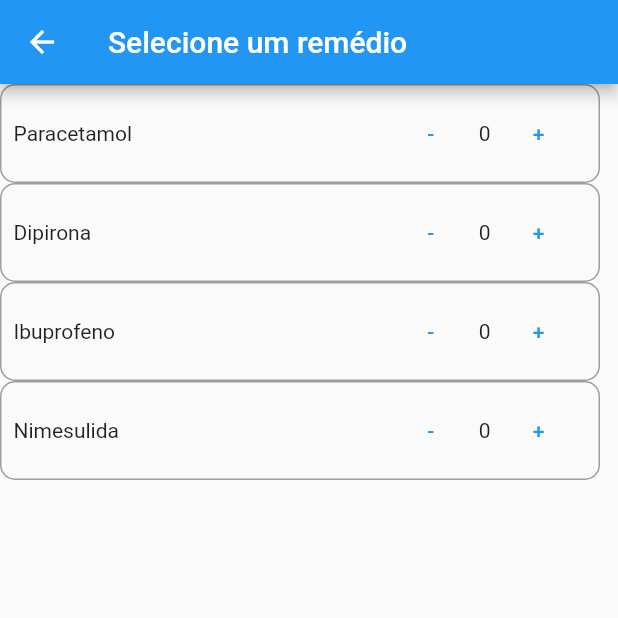
After one commit to CaioRovetta15/projetos1_app, a Flutter app: the RequestAcess screen opened directly, on a phone screen of 412 x 824 dp, the top half of it. The commit adds this screen. Run offline on Flutter 3.47's test engine with Material 2 defaults, Android fonts, the phone set to English and light mode, and no system bars; our stand-ins replace cloud_firestore, firebase_core, firebase_storage; accounts and stored records are empty.

Commit message:
requestAcess list

```diff
--- a/demo_apresentacao_2/lib/main.dart
+++ b/demo_apresentacao_2/lib/main.dart
@@ -1,9 +1,11 @@
 // ignore_for_file: prefer_const_constructors, unnecessary_string_interpolations, use_key_in_widget_constructors
 
 import 'package:demo_apresentacao_2/fire_page.dart';
+import 'package:demo_apresentacao_2/requestAcess.dart';
 import 'package:flutter/material.dart';
 import 'package:firebase_core/firebase_core.dart';
 import 'firebase_options.dart';
+
 
 Future main() async {
   WidgetsFlutterBinding.ensureInitialized();
--- /dev/null
+++ b/demo_apresentacao_2/lib/requestAcess.dart
@@ -0,0 +1,143 @@
+import 'package:flutter/material.dart';
+
+class RequestAcess extends StatefulWidget {
+  const RequestAcess({Key? key}) : super(key: key);
+
+  @override
+  State<RequestAcess> createState() => _RequestAcessState();
+}
+
+class _RequestAcessState extends State<RequestAcess> {
+
+  int quant_paracetamol = 0;
+  int quant_dipirona = 0;
+  int quant_ibuprofeno = 0;
+  int quant_nimesulida = 0;
+
+  @override
+  Widget build(BuildContext context) {
+    return Scaffold(
+        appBar: AppBar(
+          title: const Text('Selecione um remédio'),
+        ),
+        body: SizedBox(
+            width: 400,
+            height: 400,
+            child: Center(
+              child: Column(children: [
+                Container(
+                  padding: const EdgeInsets.all(8.0),
+                  decoration: BoxDecoration(
+                    border: Border.all(color: Colors.grey),
+                    borderRadius: BorderRadius.circular(10),
+                  ),
+                 child: Row(children: <Widget>[
+                    Column(children: <Widget>[Text('Paracetamol')]),
+                    Spacer(),
+                    Column(children: <Widget>[
+                      TextButton(
+                        child: Text('-'),
+                        onPressed: (){
+                          setState(() {
+                            quant_paracetamol--;
+                          });
+                    })]),
+                    Column(children: <Widget>[Text(quant_paracetamol.toString())]),
+                    Column(children: <Widget>[
+                      TextButton(
+                        child: Text('+'),
+                        onPressed: (){
+                          setState(() {
+                            quant_paracetamol++;
+                          });
+                    })])
+                 ])
+                ),
+                Container(
+                  padding: const EdgeInsets.all(8.0),
+                  decoration: BoxDecoration(
+                    border: Border.all(color: Colors.grey),
+                    borderRadius: BorderRadius.circular(10),
+                  ),
+                  child: Row(children: <Widget>[
+                    Column(children: <Widget>[Text('Dipirona')]),
+                    Spacer(),
+                    Column(children: <Widget>[
+                      TextButton(
+                        child: Text('-'),
+                        onPressed: (){
+                          setState(() {
+                            quant_dipirona--;
+                          });
+                    })]),
+                    Column(children: <Widget>[Text(quant_dipirona.toString())]),
+                    Column(children: <Widget>[
+                      TextButton(
+                        child: Text('+'),
+                        onPressed: (){
+                          setState(() {
+                            quant_dipirona++;
+                          });
+                    })])
+                 ])
+                ),
+                Container(
+                  padding: const EdgeInsets.all(8.0),
+                  decoration: BoxDecoration(
+                    border: Border.all(color: Colors.grey),
+                    borderRadius: BorderRadius.circular(10),
+                  ),
+                  child: Row(children: <Widget>[
+                    Column(children: <Widget>[Text('Ibuprofeno')]),
+                    Spacer(),
+                    Column(children: <Widget>[
+                      TextButton(
+                        child: Text('-'),
+                        onPressed: (){
+                          setState(() {
+                            quant_ibuprofeno--;
+                          });
+                    })]),
+                    Column(children: <Widget>[Text(quant_ibuprofeno.toString())]),
+                    Column(children: <Widget>[
+                      TextButton(
+                        child: Text('+'),
+                        onPressed: (){
+                          setState(() {
+                            quant_ibuprofeno++;
+                          });
+                    })])
+                 ])
+                ),
+                Container(
+                  padding: const EdgeInsets.all(8.0),
+                  decoration: BoxDecoration(
+                    border: Border.all(color: Colors.grey),
+                    borderRadius: BorderRadius.circular(10),
+                  ),
+                  child: Row(children: <Widget>[
+                    Column(children: <Widget>[Text('Nimesulida')]),
+                    Spacer(),
+                    Column(children: <Widget>[
+                      TextButton(
+                        child: Text('-'),
+                        onPressed: (){
+                          setState(() {
+                            quant_nimesulida--;
+                          });
+                    })]),
+                    Column(children: <Widget>[Text(quant_nimesulida.toString())]),
+                    Column(children: <Widget>[
+                      TextButton(
+                        child: Text('+'),
+                        onPressed: (){
+                          setState(() {
+                            quant_nimesulida++;
+                          });
+                    })])
+                 ])
+                ),
+              ]),
+            )));
+  }
+}
```
Also changed, not shown: demo_apresentacao_2/apk/pubspec.lock, demo_apresentacao_2/pubspec.lock, 1 other file.
